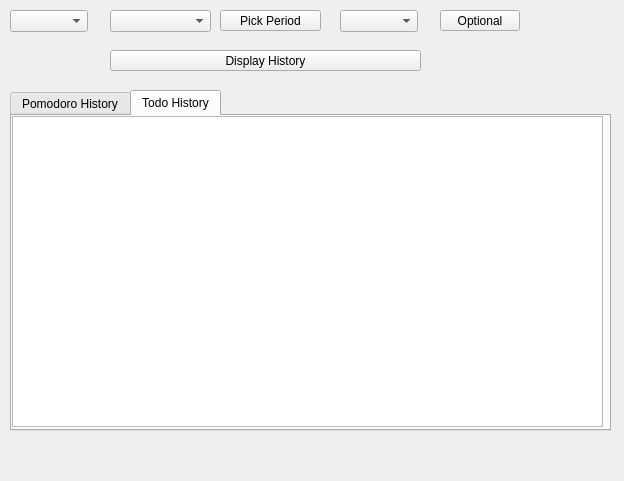
First picture: the form in src/gui/ui/history.ui, repository ravenvz/SprintTimer, before the edit.
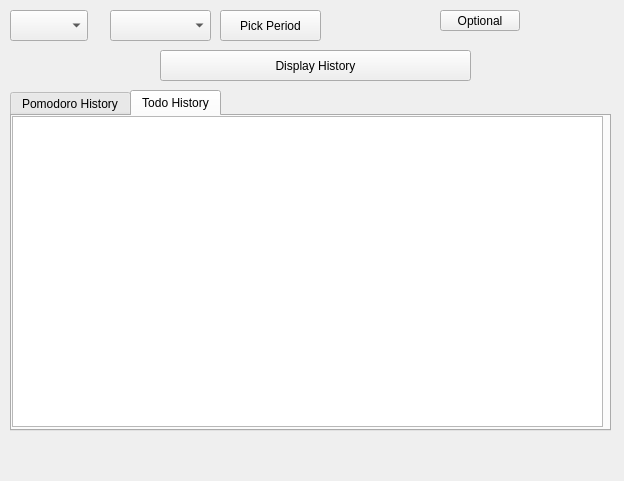
Second picture: the form after the edit. The open tabs and pages were chosen to show the change.

Commit message: Add a very basic todo item history view

```diff
--- a/src/gui/ui/history.ui
+++ b/src/gui/ui/history.ui
@@ -19,7 +19,7 @@
      <x>10</x>
      <y>10</y>
      <width>78</width>
-     <height>22</height>
+     <height>31</height>
     </rect>
    </property>
   </widget>
@@ -29,7 +29,7 @@
      <x>220</x>
      <y>10</y>
      <width>101</width>
-     <height>21</height>
+     <height>31</height>
     </rect>
    </property>
    <property name="text">
@@ -42,17 +42,17 @@
      <x>110</x>
      <y>10</y>
      <width>101</width>
-     <height>22</height>
+     <height>31</height>
     </rect>
    </property>
   </widget>
   <widget class="QPushButton" name="btnDisplayHistory">
    <property name="geometry">
     <rect>
-     <x>110</x>
+     <x>160</x>
      <y>50</y>
      <width>311</width>
-     <height>21</height>
+     <height>31</height>
     </rect>
    </property>
    <property name="text">
@@ -115,16 +115,6 @@
     <string>Optional</string>
    </property>
   </widget>
-  <widget class="QComboBox" name="cbxManualSelect">
-   <property name="geometry">
-    <rect>
-     <x>340</x>
-     <y>10</y>
-     <width>78</width>
-     <height>22</height>
-    </rect>
-   </property>
-  </widget>
  </widget>
  <resources/>
  <connections/>
```
Left out of the diff: 2 changed lines with no effect on the pictures. The commit also changes 3 other files.
